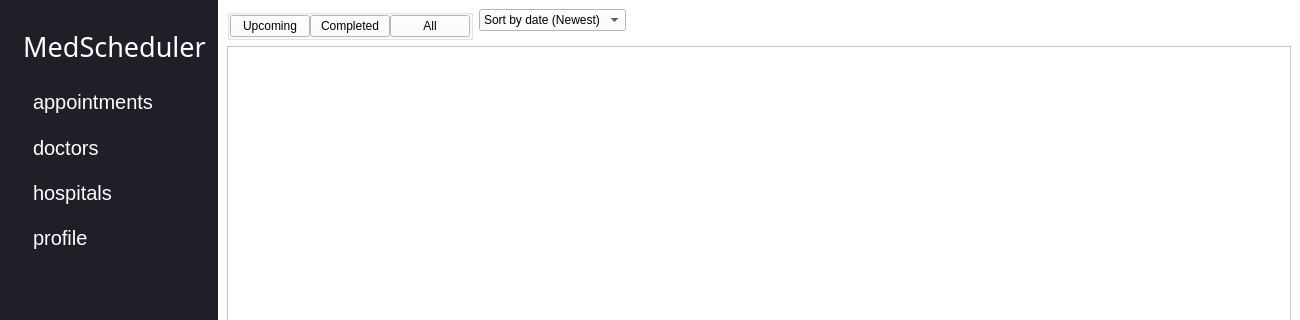
Qt form QtApp/forms/homepage.ui (SanriaArgos/MedScheduler) before a commit; both pictures show x 0 to 1300 and y 0 to 320 of the 1300 by 700 pixel window.
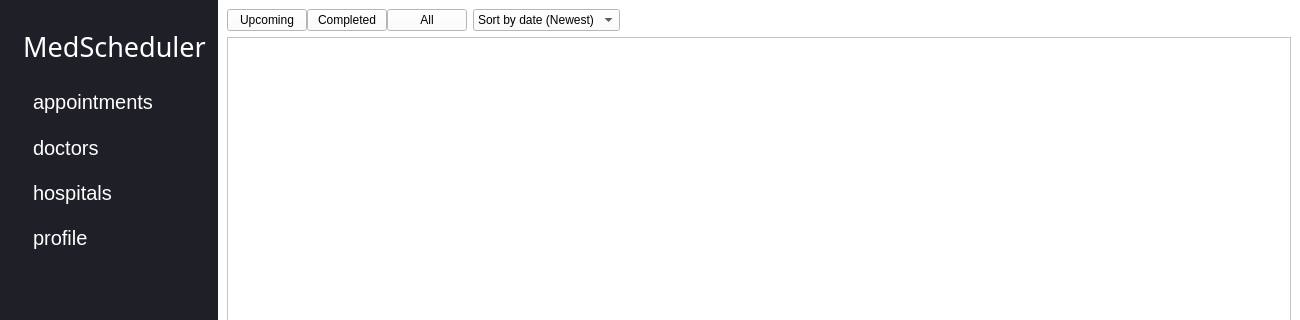
The same form after that commit. The open tabs and pages were chosen to show the change. Icons and pictures are not drawn.

Commit message: add: appointments filtres

```diff
--- a/QtApp/forms/homepage.ui
+++ b/QtApp/forms/homepage.ui
@@ -341,17 +341,56 @@
         <string notr="true">background-color: rgb(255, 255, 255);</string>
        </property>
        <layout class="QFormLayout" name="formLayout">
+        <item row="1" column="0" colspan="2">
+         <widget class="QScrollArea" name="appointments_scroll">
+          <property name="widgetResizable">
+           <bool>true</bool>
+          </property>
+          <widget class="QWidget" name="appointments_container">
+           <property name="geometry">
+            <rect>
+             <x>0</x>
+             <y>0</y>
+             <width>1037</width>
+             <height>640</height>
+            </rect>
+           </property>
+          </widget>
+         </widget>
+        </item>
+        <item row="0" column="1">
+         <widget class="QComboBox" name="sortCombo">
+          <property name="sizePolicy">
+           <sizepolicy hsizetype="Fixed" vsizetype="Fixed">
+            <horstretch>50</horstretch>
+            <verstretch>0</verstretch>
+           </sizepolicy>
+          </property>
+          <item>
+           <property name="text">
+            <string>Sort by date (Newest)</string>
+           </property>
+          </item>
+          <item>
+           <property name="text">
+            <string>Sort by date (Oldest)</string>
+           </property>
+          </item>
+          <item>
+           <property name="text">
+            <string/>
+           </property>
+          </item>
+         </widget>
+        </item>
         <item row="0" column="0">
-         <widget class="QGroupBox" name="groupBox_2">
+         <widget class="QWidget" name="widget_2" native="true">
           <property name="sizePolicy">
            <sizepolicy hsizetype="Preferred" vsizetype="Preferred">
             <horstretch>0</horstretch>
             <verstretch>0</verstretch>
            </sizepolicy>
           </property>
-          <property name="title">
-           <string/>
-          </property>
           <layout class="QHBoxLayout" name="horizontalLayout_3">
            <property name="spacing">
             <number>0</number>
@@ -392,48 +431,6 @@
           </layout>
          </widget>
         </item>
-        <item row="0" column="1">
-         <widget class="QComboBox" name="comboBox">
-          <property name="sizePolicy">
-           <sizepolicy hsizetype="Fixed" vsizetype="Fixed">
-            <horstretch>50</horstretch>
-            <verstretch>0</verstretch>
-           </sizepolicy>
-          </property>
-          <item>
-           <property name="text">
-            <string>Sort by date (Newest)</string>
-           </property>
-          </item>
-          <item>
-           <property name="text">
-            <string>Sort by date (Oldest)</string>
-           </property>
-          </item>
-          <item>
-           <property name="text">
-            <string/>
-           </property>
-          </item>
-         </widget>
-        </item>
-        <item row="1" column="0" colspan="2">
-         <widget class="QScrollArea" name="appointments_scroll">
-          <property name="widgetResizable">
-           <bool>true</bool>
-          </property>
-          <widget class="QWidget" name="scrollAreaWidgetContents_3">
-           <property name="geometry">
-            <rect>
-             <x>0</x>
-             <y>0</y>
-             <width>59</width>
-             <height>16</height>
-            </rect>
-           </property>
-          </widget>
-         </widget>
-        </item>
        </layout>
       </widget>
       <widget class="QWidget" name="doctors_page">
```
Left out of the diff: 7 changed lines with no effect on the pictures. The commit also changes 2 other files.
